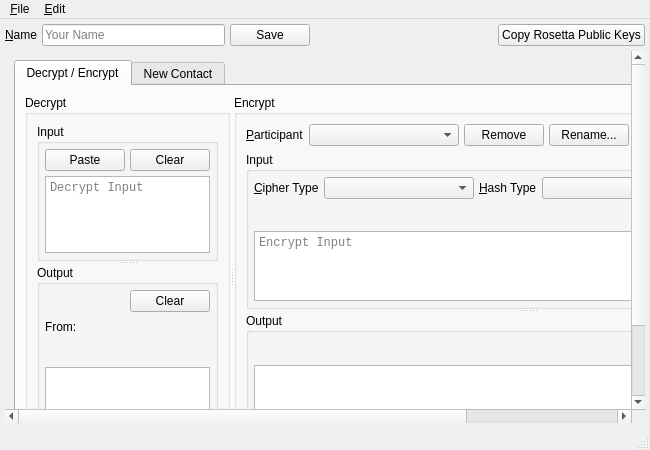
This is branches/trunk/UI/spot-on-rosetta.ui in textbrowser/spot-on as Qt 5 draws it before an edit. The edited form follows.
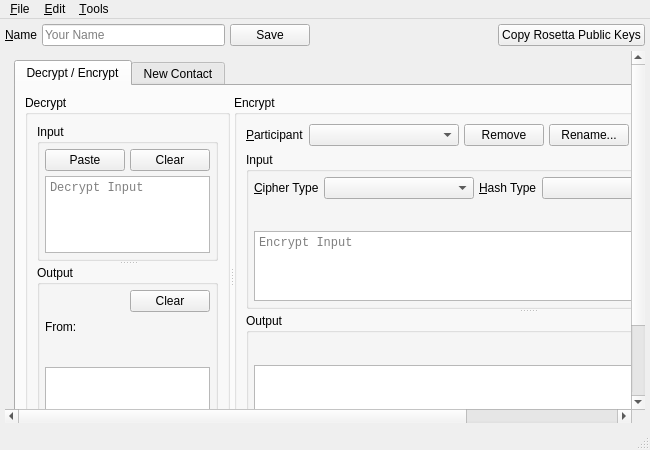
This is the edited form. Icons and pictures are not drawn.

Commit message: PGP import.

```diff
--- a/branches/trunk/UI/spot-on-rosetta.ui
+++ b/branches/trunk/UI/spot-on-rosetta.ui
@@ -735,8 +735,15 @@
     <addaction name="action_Copy"/>
     <addaction name="action_Paste"/>
    </widget>
+   <widget class="QMenu" name="menu_Tools">
+    <property name="title">
+     <string>&amp;Tools</string>
+    </property>
+    <addaction name="action_Import_PGP_Keys"/>
+   </widget>
    <addaction name="menu_File"/>
    <addaction name="menu_Edit"/>
+   <addaction name="menu_Tools"/>
   </widget>
   <widget class="QStatusBar" name="statusbar"/>
   <action name="action_Close">
```
Left out of the diff: 5 changed lines with no effect on the pictures.
